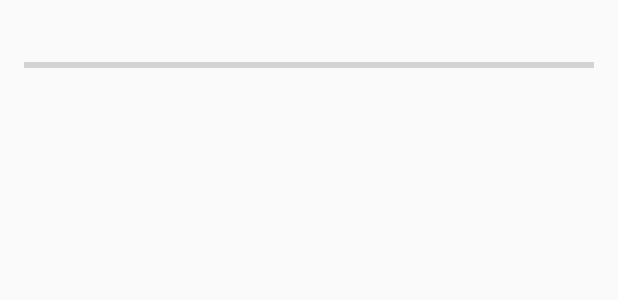
After one commit to LosAltosHacks/losaltoshacks-android, an Android app: the layout fragment_dashboard.xml on its own in the app's theme, with its tools: preview values and no code run, on a phone screen of 412 x 824 dp. The commit adds this screen. Shown: the top 300 px of the screen. Run offline under Robolectric (Android 15) with nearby library versions, the light colour scheme and no system bars.

Commit message:
Add DashboardFragment and countdown timer

```diff
--- a/app/src/main/res/layout/activity_main.xml
+++ b/app/src/main/res/layout/activity_main.xml
@@ -15,8 +15,6 @@
 
     </android.support.design.widget.AppBarLayout>
 
-    <include layout="@layout/content_main" />
-
     <android.support.design.widget.FloatingActionButton android:id="@+id/fab"
         android:layout_width="wrap_content" android:layout_height="wrap_content"
         android:layout_gravity="bottom|end" android:layout_margin="@dimen/fab_margin"
--- /dev/null
+++ b/app/src/main/res/layout/fragment_dashboard.xml
@@ -0,0 +1,20 @@
+<LinearLayout xmlns:android="http://schemas.android.com/apk/res/android"
+    xmlns:tools="http://schemas.android.com/tools" android:layout_width="match_parent"
+    android:layout_height="match_parent" android:paddingLeft="@dimen/activity_horizontal_margin"
+    android:paddingRight="@dimen/activity_horizontal_margin"
+    android:paddingTop="@dimen/activity_vertical_margin"
+    android:paddingBottom="@dimen/activity_vertical_margin"
+    tools:context=".MainActivityFragment"
+    android:orientation="vertical">
+
+    <TextView android:layout_width="wrap_content"
+        android:layout_height="wrap_content"
+        android:id="@+id/countdown_textview" />
+
+    <ProgressBar
+        style="?android:attr/progressBarStyleHorizontal"
+        android:layout_width="match_parent"
+        android:layout_height="wrap_content"
+        android:id="@+id/progress_bar" />
+
+</LinearLayout>
--- a/app/src/main/res/values/strings.xml
+++ b/app/src/main/res/values/strings.xml
@@ -1,4 +1,6 @@
 <resources>
     <string name="app_name">Los Altos Hacks</string>
     <string name="action_settings">Settings</string>
+
+    <string name="timer_finished">00:00</string>
 </resources>
--- a/app/src/main/res/values/styles.xml
+++ b/app/src/main/res/values/styles.xml
@@ -1,7 +1,7 @@
 <resources>
 
     <!-- Base application theme. -->
-    <style name="AppTheme" parent="Theme.AppCompat.Light.DarkActionBar">
+    <style name="AppTheme" parent="Base.Theme.AppCompat.Light.DarkActionBar">
         <!-- Customize your theme here. -->
         <item name="colorPrimary">@color/colorPrimary</item>
         <item name="colorPrimaryDark">@color/colorPrimaryDark</item>
```
Also changed, not shown: app/src/main/java/com/losaltoshacks/losaltoshacks/DashboardFragment.java (added, +103 -0 lines), app/src/main/java/com/losaltoshacks/losaltoshacks/MainActivityFragment.java (deleted, +0 -22 lines), app/src/main/res/layout/content_main.xml (deleted, +0 -7 lines), app/src/main/res/layout/fragment_main.xml (deleted, +0 -12 lines).
